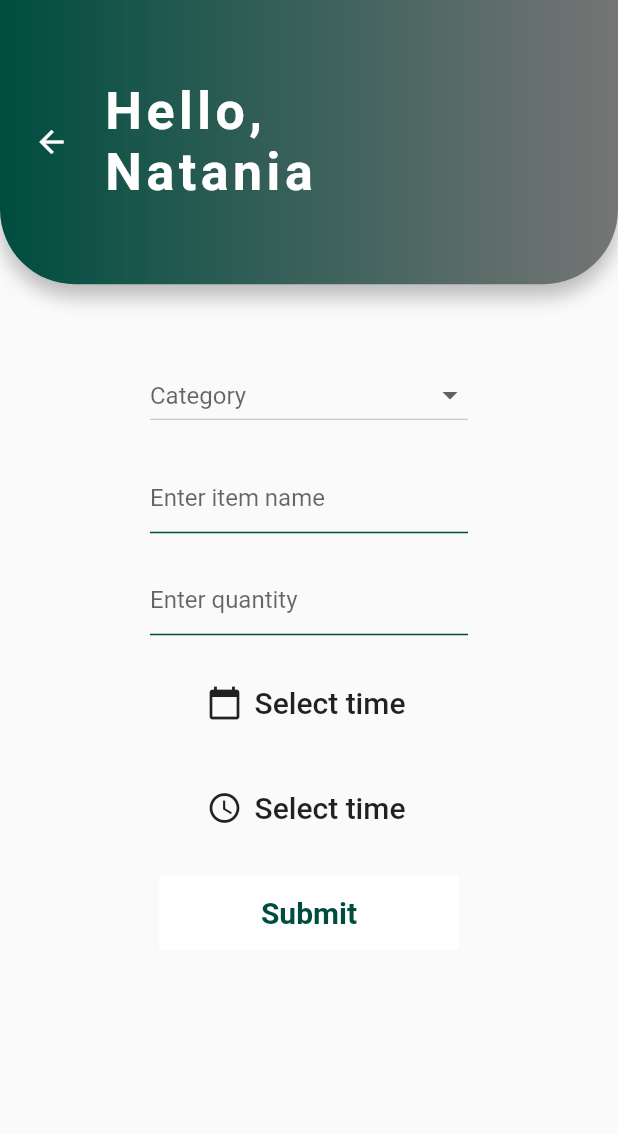
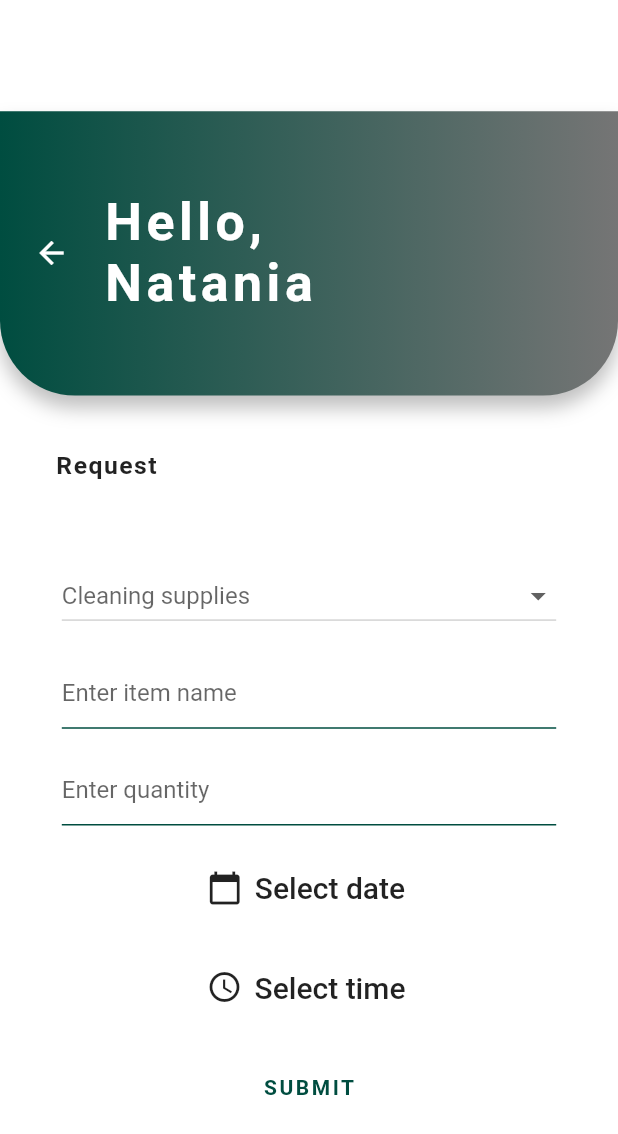
Before and after one commit to nataniayp/plEASE, a Flutter app: the Request screen opened directly, after a tap on "Cleaning supplies", on a phone screen of 412 x 824 dp. Shown: the top 1134 px of the screen. Run offline on Flutter 3.47's test engine with Material 2 defaults, Android fonts, the light colour scheme and no system bars; our stand-ins replace firebase_auth, firebase_core, flutter_spinkit; accounts and stored records are empty; statements that could not run were skipped.

Commit message:
Integration (#11)
* my requests navigation done
my requests UI not done

* my requests navigation done
my requests UI not done

* my requests navigation done
my requests UI done
integrating selected data to be done

* my requests navigation done
my requests UI done
passing data done
integrating backend not done

* my requests navigation done
my requests UI done
passing data done
integrating backend not done

* category error
request page has weird space on top of customized app bar
change all screens based on media query

* category error
request page has weird space on top of customized app bar
change all screens based on media query

* Screens and Routing done
Unexpected white space on top of some pages

* Screens and Routing done
Unexpected white space on top of some pages

Co-authored-by: nataniayp <75572811+nataniayp@users.noreply.github.com>

```diff
--- a/lib/components/request_card.dart
+++ b/lib/components/request_card.dart
@@ -97,7 +97,9 @@ class _RequestCardState extends State<RequestCard> {
           Expanded(
             flex: 1,
             child: FlatButton(
-              onPressed: () {},
+              onPressed: () {
+                Navigator.pushNamed(context, '/respond_details', );
+              },
               child: Icon(
                 Icons.navigate_next,
               ),
--- a/lib/request_item.dart
+++ b/lib/components/request_item.dart
@@ -8,5 +8,5 @@ class RequestItem {
   DateTime date;
   TimeOfDay time;
 
-  RequestItem({this.category, this.itemName, this.quantity, this.time});
+  RequestItem({this.id, this.category, this.itemName, this.quantity, this.time});
 }
--- a/lib/components/screen_header.dart
+++ b/lib/components/screen_header.dart
@@ -1,4 +1,5 @@
 import 'package:flutter/material.dart';
+import 'package:please/components/request_item.dart';
 
 class ScreenHeader extends StatefulWidget {
   const ScreenHeader({
@@ -49,7 +50,9 @@ class _ScreenHeaderState extends State<ScreenHeader> {
             ),
           if (widget.withAdd != null && widget.withAdd)
             TextButton(
-              onPressed: () {},
+              onPressed: () {
+                Navigator.pushNamed(context, '/request');
+              },
               child: Text(
                 "+",
                 style: TextStyle(
--- a/lib/screens/request.dart
+++ b/lib/screens/request.dart
@@ -1,6 +1,7 @@
 import 'package:flutter/cupertino.dart';
 import 'package:flutter/material.dart';
 import 'package:please/components/customised_app_bar.dart';
+import 'package:please/components/request_item.dart';
 import 'package:please/components/screen_header.dart';
 
 class Request extends StatefulWidget {
@@ -11,12 +12,16 @@ class Request extends StatefulWidget {
 }
 
 class _RequestState extends State<Request> {
+
+  RequestItem selected = new RequestItem(id: 'Natatnia');
+
   @override
   Widget build(BuildContext context) {
+    Size size = MediaQuery.of(context).size;
+
     return Scaffold(
       backgroundColor: Colors.white,
       body: SafeArea(
-        child: Container(
         child: Column(
           mainAxisAlignment: MainAxisAlignment.center,
           children: <Widget>[
@@ -25,56 +30,82 @@ class _RequestState extends State<Request> {
             Row (
               mainAxisAlignment: MainAxisAlignment.center,
               children: [
-                  Container(
+                Container( // Food
                   decoration: BoxDecoration(
                     borderRadius: BorderRadius.circular(30),
                     color: Colors.white,
-                        border: Border.all(width: 5.0, color: Colors.teal[900])
+                    boxShadow: [
+                      BoxShadow(
+                        blurRadius: 4,
+                        color: Colors.grey.withOpacity(0.4),
+                        offset: Offset(0, 8), // changes position of shadow
                       ),
-                    height: 200.0,
-                    width: 200.0,
+                    ]
+                  ),
+                  height: size.height * 0.22,
+                  width: size.height * 0.22,
                   child: FlatButton(
                     onPressed: () {
-                        Navigator.pushNamed(context, '/request');
+                      selected.category = 'Food';
+                      Navigator.pushNamed(context, '/request_input', arguments: selected);
                     },
                     child: Padding(
-                        padding: const EdgeInsets.fromLTRB(0, 10, 0, 0),
+                      padding: EdgeInsets.fromLTRB(0, size.height * 0.05, 0, 0),
                       child: Column(
                         children: [
-                            Icon(
-                              Icons.fastfood,
-                              size: 150,
+                          Image.asset(
+                            'assets/icons/food.png',
+                            color: Colors.teal[900],
+                            scale: 0.8,
                           ),
-                            SizedBox(height: 10.0),
-                            Text('Food'),
+                          SizedBox(height: size.height * 0.03),
+                          Text(
+                            'Food',
+                            style: TextStyle(
+                              color: Colors.teal[900],
+                            ),
+                          ),
                         ],
                       ),
                     ),
                   ),
                 ),
-                  SizedBox(width: 10.0),
+                SizedBox(width: size.width * 0.04),
                 Container(
                   decoration: BoxDecoration(
                       borderRadius: BorderRadius.circular(30),
                       color: Colors.white,
-                        border: Border.all(width: 5.0, color: Colors.teal[900])
+                      boxShadow: [
+                        BoxShadow(
+                          blurRadius: 4,
+                          color: Colors.grey.withOpacity(0.4),
+                          offset: Offset(0, 8), // changes position of shadow
                         ),
-                    height: 200.0,
-                    width: 200.0,
+                      ]
+                  ),
+                  height: size.height * 0.22,
+                  width: size.height * 0.22,
                   child: FlatButton(
                     onPressed: () {
-                        Navigator.pushNamed(context, '/request');
+                      selected.category = 'Stationery';
+                      Navigator.pushNamed(context, '/request_input', arguments: selected);
                     },
                     child: Padding(
-                        padding: const EdgeInsets.fromLTRB(0, 10, 0, 0),
+                      padding: EdgeInsets.fromLTRB(0, size.height * 0.05, 0, 0),
                       child: Column(
                         children: [
-                            Icon(
-                              Icons.square_foot,
-                              size: 150,
+                          Image.asset(
+                            'assets/icons/stationery.png',
+                            color: Colors.teal[900],
+                            scale: 0.8,
                           ),
-                            SizedBox(height: 10.0),
-                            Text('Stationery'),
+                          SizedBox(height: size.height * 0.03),
+                          Text(
+                            'Stationery',
+                            style: TextStyle(
+                              color: Colors.teal[900],
+                            ),
+                          ),
                         ],
                       ),
                     ),
@@ -82,7 +113,7 @@ class _RequestState extends State<Request> {
                 ),
               ],
             ),
-              SizedBox(height: 10.0),
+            SizedBox(height: size.width * 0.04),
             Row (
               mainAxisAlignment: MainAxisAlignment.center,
               children: [
@@ -90,54 +121,78 @@ class _RequestState extends State<Request> {
                   decoration: BoxDecoration(
                       borderRadius: BorderRadius.circular(30),
                       color: Colors.white,
-                      border: Border.all(width: 5.0, color: Colors.teal[900])
+                      boxShadow: [
+                        BoxShadow(
+                          blurRadius: 4,
+                          color: Colors.grey.withOpacity(0.4),
+                          offset: Offset(0, 8), // changes position of shadow
                         ),
-                    height: 200.0,
-                    width: 200.0,
+                      ]
+                  ),
+                  height: size.height * 0.22,
+                  width: size.height * 0.22,
                   child: FlatButton(
                     onPressed: () {
-                        Navigator.pushNamed(context, '/request');
+                      selected.category = 'Cleaning supplies';
+                      Navigator.pushNamed(context, '/request_input', arguments: selected);
                     },
                     child: Padding(
-                        padding: const EdgeInsets.fromLTRB(0, 10, 0, 0),
+                      padding: EdgeInsets.fromLTRB(0, size.height * 0.05, 0, 0),
                       child: Column(
                         children: [
                           Image.asset(
-                              'assets/icons/sweeping.png',
-                              height: 150.0,
-                              width: 150.0,
+                            'assets/icons/cleaning.png',
+                            color: Colors.teal[900],
+                            scale: 8,
                           ),
-                            SizedBox(height: 10.0),
-                            Text('Cleaning supplies'),
+                          SizedBox(height: size.height * 0.03),
+                          Text(
+                            'Cleaning supplies',
+                            style: TextStyle(
+                              color: Colors.teal[900],
+                            ),
+                          ),
                         ],
                       ),
                     ),
                   ),
                 ),
-                  SizedBox(width: 10.0),
+                SizedBox(width: size.width * 0.04),
                 Container(
                   decoration: BoxDecoration(
                       borderRadius: BorderRadius.circular(30),
                       color: Colors.white,
-                        border: Border.all(width: 5.0, color: Colors.teal[900])
+                      boxShadow: [
+                        BoxShadow(
+                          blurRadius: 4,
+                          color: Colors.grey.withOpacity(0.4),
+                          offset: Offset(0, 8), // changes position of shadow
                         ),
-                    height: 200.0,
-                    width: 200.0,
+                      ]
+                  ),
+                  height: size.height * 0.22,
+                  width: size.height * 0.22,
                   child: FlatButton(
                     onPressed: () {
-                        Navigator.pushNamed(context, '/request');
+                      selected.category = 'Others';
+                      Navigator.pushNamed(context, '/request_input', arguments: selected);
                     },
                     child: Padding(
-                        padding: const EdgeInsets.fromLTRB(0, 10, 0, 0),
+                      padding: EdgeInsets.fromLTRB(0, size.height * 0.05, 0, 0),
                       child: Column(
                         children: [
                           Image.asset(
                             'assets/icons/audio-jack.png',
-                              height: 150.0,
-                              width: 150.0,
+                            color: Colors.teal[900],
+                            scale: 8,
                           ),
-                            SizedBox(height: 10.0),
-                            Text('Others'),
+                          SizedBox(height: size.height * 0.03),
+                          Text(
+                            'Others',
+                            style: TextStyle(
+                              color: Colors.teal[900],
+                            ),
+                          ),
                         ],
                       ),
                     ),
@@ -145,22 +200,7 @@ class _RequestState extends State<Request> {
                 ),
               ],
             ),
-              SizedBox(height: 20.0),
-              FlatButton(
-                onPressed: () {},
-                color: Colors.teal[900],
-                height: 50.0,
-                minWidth: 300.0,
-                child: Text(
-                  'My Requests',
-                  style: TextStyle(
-                    color: Colors.white,
-                    fontSize: 20.0,
-                  ),
-                ),
-              ),
           ],
-          ),
         ),
       ),
     );
--- a/lib/screens/request_input.dart
+++ b/lib/screens/request_input.dart
@@ -1,6 +1,10 @@
 import 'package:flutter/cupertino.dart';
 import 'package:flutter/material.dart';
 import 'package:please/components/customised_app_bar.dart';
+import 'package:please/components/request_item.dart';
+import 'package:intl/intl.dart';
+
+import '../components/screen_header.dart';
 
 class RequestInput extends StatefulWidget {
   const RequestInput({Key key}) : super(key: key);
@@ -11,30 +15,32 @@ class RequestInput extends StatefulWidget {
 
 class _RequestInputState extends State<RequestInput> {
 
+  RequestItem selected;
   List<String> category = ['Food', 'Stationery', 'Cleaning supplies', 'Others'];
-  int year = 2021;
-  // var month = [for(var i = 1; i < 13; i+=1) i];
-  // var day = [for(var i = 1; i < 32; i+=1) i];
-  // var hr = [for(var i = 0; i < 24; i+=1) i];
-  // var min = [for(var i = 0; i < 60; i+=1) i];
-  String selectedCategory;
-  DateTime selectedDate;
-  TimeOfDay selectedTime;
 
   @override
   Widget build(BuildContext context) {
+
+    Size size = MediaQuery.of(context).size;
+
+    selected = ModalRoute.of(context).settings.arguments;
+
     return Scaffold(
-      body: Column(
+      backgroundColor: Colors.white,
+      body: SafeArea(
+        child: Column(
+          mainAxisAlignment: MainAxisAlignment.center,
           children: [
             CustomisedAppBar(name: 'Natania', withBackArrow: true,),
+            ScreenHeader(name: 'Request'),
             Padding( // Category
-            padding: const EdgeInsets.fromLTRB(100, 50, 100, 0),
+              padding: EdgeInsets.fromLTRB(size.width * 0.1, size.height * 0.02, size.width * 0.1, 0),
               child: DropdownButton(
                 isExpanded: true,
-              hint: Text(selectedCategory == null? 'Category': selectedCategory),
+                hint: Text(selected.category),
                 onChanged: (val) {
                   setState(() {
-                  selectedCategory = val;
+                    selected.category = val;
                   });
                 },
                 items: category.map((cat) {
@@ -54,8 +60,13 @@ class _RequestInputState extends State<RequestInput> {
               ),
             ),
             Padding( // Item Name
-            padding: const EdgeInsets.fromLTRB(100, 20, 100, 0),
+              padding: EdgeInsets.fromLTRB(size.width * 0.1, size.height * 0.02, size.width * 0.1, 0),
               child: TextField(
+                onChanged: (String text) {
+                  setState(() {
+                    selected.itemName = text;
+                  });
+                },
                 decoration: InputDecoration(
                   enabledBorder: UnderlineInputBorder(
                     borderSide: BorderSide(
@@ -67,8 +78,13 @@ class _RequestInputState extends State<RequestInput> {
               ),
             ),
             Padding( // Quantity
-            padding: const EdgeInsets.fromLTRB(100, 20, 100, 0),
+              padding: EdgeInsets.fromLTRB(size.width * 0.1, size.height * 0.02, size.width * 0.1, 0),
               child: TextField(
+                onChanged: (String num) {
+                  setState(() {
+                     selected.quantity = int.parse(num);
+                  });
+                },
                 decoration: InputDecoration(
                   enabledBorder: UnderlineInputBorder(
                     borderSide: BorderSide(
@@ -80,7 +96,7 @@ class _RequestInputState extends State<RequestInput> {
               ),
             ),
             Padding( // Date
-            padding: const EdgeInsets.fromLTRB(30, 20, 30, 0),
+              padding: EdgeInsets.fromLTRB(size.width * 0.1, size.height * 0.02, size.width * 0.1, 0),
               child: FlatButton.icon(
                 onPressed: () async {
                   final DateTime picked = await showDatePicker(
@@ -90,12 +106,12 @@ class _RequestInputState extends State<RequestInput> {
                     lastDate: DateTime(2030)
                   );
                   if (picked != null) setState(() {
-                  selectedDate = picked;
+                    selected.date = picked;
                   });
                 },
                 icon: Icon(Icons.calendar_today),
                 label: Text(
-                selectedDate == null? 'Select time': '${selectedDate.day}/${selectedDate.month}/${selectedDate.year}',
+                  selected.date == null? 'Select date': DateFormat('dd-MM-yyyy').format(selected.date),
                   style: TextStyle(
                     fontSize: 20.0,
                   ),
@@ -105,7 +121,7 @@ class _RequestInputState extends State<RequestInput> {
               ),
             ),
             Padding( // Time
-            padding: const EdgeInsets.fromLTRB(30, 20, 30, 0),
+              padding: EdgeInsets.fromLTRB(size.width * 0.1, size.height * 0.02, size.width * 0.1, 0),
               child: FlatButton.icon(
                 onPressed: () async {
                   final TimeOfDay picked = await showTimePicker(
@@ -113,12 +129,12 @@ class _RequestInputState extends State<RequestInput> {
                     initialTime: TimeOfDay.now()
                   );
                   if (picked != null) setState(() {
-                  selectedTime = picked;
+                    selected.time = picked;
                   });
                 },
                 icon: Icon(Icons.schedule),
                 label: Text(
-                selectedTime == null? 'Select time': '${selectedTime.toString()}',
+                  selected.time == null? 'Select time': '${selected.time.format(context)}',
                   style: TextStyle(
                     fontSize: 20.0,
                   ),
@@ -128,19 +144,19 @@ class _RequestInputState extends State<RequestInput> {
               ),
             ),
             Padding(
-            padding: const EdgeInsets.fromLTRB(0, 20, 0, 0),
+              padding: EdgeInsets.fromLTRB(0, size.height * 0.02, 0, 0),
               child: FlatButton(
                 onPressed: () {
-                Navigator.pop(context);
+                  Navigator.pushReplacementNamed(context, '/my_requests', arguments: selected);
                 },
                 color: Colors.white,
                 height: 50.0,
                 minWidth: 200.0,
                 child: Text(
-                'Submit',
+                  'SUBMIT',
                   style: TextStyle(
                     color: Colors.teal[900],
-                  fontSize: 20.0,
+                    letterSpacing: 1.7,
                     fontWeight: FontWeight.bold,
                   ),
                 ),
@@ -148,6 +164,7 @@ class _RequestInputState extends State<RequestInput> {
             ),
           ],
         ),
+      ),
     );
   }
 }
--- a/lib/screens/respond.dart
+++ b/lib/screens/respond.dart
@@ -2,7 +2,6 @@ import 'package:flutter/material.dart';
 import 'package:please/components/customised_app_bar.dart';
 import 'package:please/components/request_card.dart';
 import 'package:please/components/screen_header.dart';
-import 'package:please/screens/request.dart';
 
 class Respond extends StatefulWidget {
   const Respond({Key key}) : super(key: key);
@@ -88,7 +87,6 @@ class _RespondState extends State<Respond> {
     return Scaffold(
       backgroundColor: Colors.white,
       body: SafeArea(
-        child: Container(
         child: Column(
           children: <Widget>[
             CustomisedAppBar(name: "Natania"),
@@ -105,7 +103,6 @@ class _RespondState extends State<Respond> {
             )
           ],
         )
-        )
       ),
     );
   }
```
Also changed, not shown: lib/main.dart (+8 -5 lines), lib/screens/my_requests.dart (added, +62 -0 lines), lib/screens/my_responses.dart (added, +72 -0 lines), lib/screens/profile.dart (+9 -7 lines), lib/screens/respond_details.dart (added, +54 -0 lines). Lines whose indentation alone changed are shown as unchanged.
